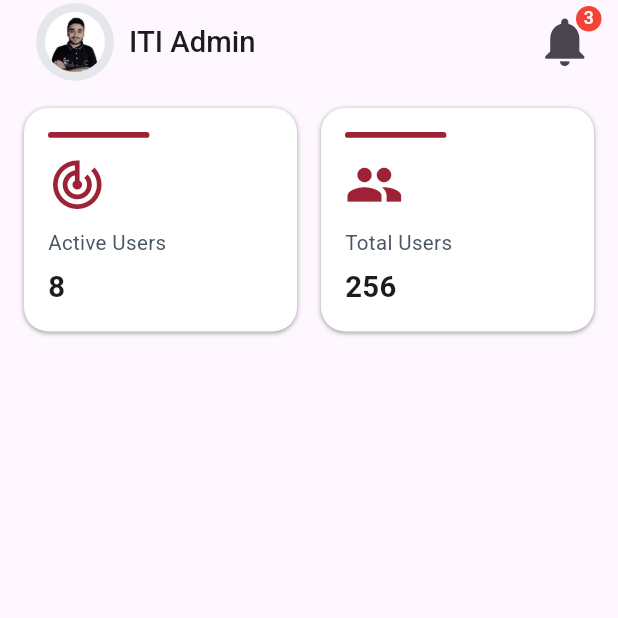
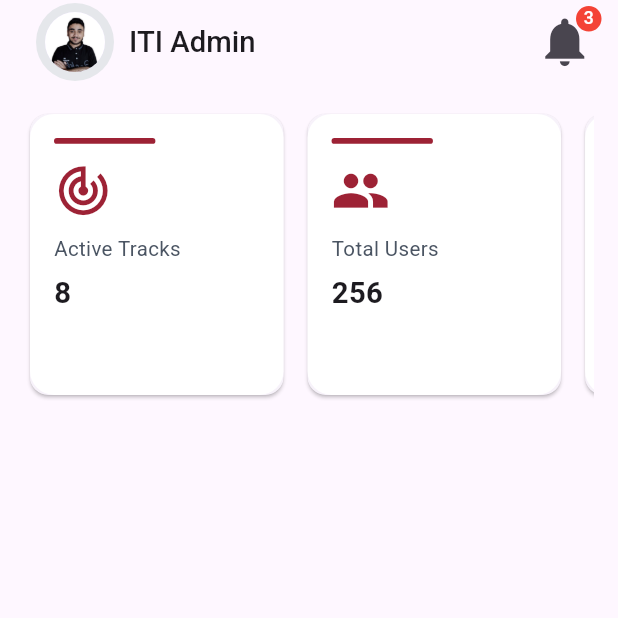
Before and after one commit to Mahmoudelnagar5/ITI---Graduation-Project, a Flutter app: the screen it shows after launch, on a phone screen of 412 x 824 dp, the top half of it. Run offline on Flutter 3.47's test engine with Material 3 defaults, Android fonts, the phone set to English and light mode, and no system bars; our stand-ins replace bloc, device_preview, flutter_bloc, flutter_screenutil, flutter_svg, gap and 3 more.

Commit message:
feat: refactor dashboard view to include horizontal list of custom container info widgets

```diff
--- a/lib/users/super_admin/features/dashboard/presentation/widgets/custom_container_info.dart
+++ b/lib/users/super_admin/features/dashboard/presentation/widgets/custom_container_info.dart
@@ -12,15 +12,14 @@ class CustomContainerInfo extends StatelessWidget {
   final String value;
   @override
   Widget build(BuildContext context) {
-    return Expanded(
+    return Card(
+      elevation: 1,
       child: Container(
+        width: 160.w,
         padding: const EdgeInsets.all(16),
         decoration: BoxDecoration(
           borderRadius: BorderRadius.circular(16),
           color: AppColors.white,
-          boxShadow: const [
-            BoxShadow(color: Colors.grey, blurRadius: 2, offset: Offset(0, 1)),
-          ],
         ),
         child: Column(
           crossAxisAlignment: CrossAxisAlignment.start,
--- a/lib/users/super_admin/features/dashboard/presentation/widgets/dashboard_view_body.dart
+++ b/lib/users/super_admin/features/dashboard/presentation/widgets/dashboard_view_body.dart
@@ -1,5 +1,6 @@
 import '../../../../../../core/routing/route_export.dart';
 import 'custom_container_info.dart';
+import 'list_view_items_info.dart';
 
 class DashboardViewBody extends StatelessWidget {
   const DashboardViewBody({super.key});
@@ -9,25 +10,7 @@ class DashboardViewBody extends StatelessWidget {
     return const SingleChildScrollView(
       child: Padding(
         padding: EdgeInsets.all(16.0),
-        child: Column(
-          children: [
-            Row(
-              children: [
-                CustomContainerInfo(
-                  text: 'Active Users',
-                  icon: Icons.track_changes,
-                  value: '8',
-                ),
-                Gap(16),
-                CustomContainerInfo(
-                  text: 'Total Users',
-                  icon: Icons.people,
-                  value: '256',
-                ),
-              ],
-            ),
-          ],
-        ),
+        child: Column(children: [ListViewItemsInfo()]),
       ),
     );
   }
--- /dev/null
+++ b/lib/users/super_admin/features/dashboard/presentation/widgets/list_view_items_info.dart
@@ -0,0 +1,43 @@
+import '../../../../../../core/routing/route_export.dart';
+import 'custom_container_info.dart' show CustomContainerInfo;
+
+class ListViewItemsInfo extends StatelessWidget {
+  const ListViewItemsInfo({super.key});
+  final List<CustomContainerInfo> items = const [
+    CustomContainerInfo(
+      text: 'Active Tracks',
+      value: '8',
+      icon: Icons.track_changes,
+    ),
+    CustomContainerInfo(text: 'Total Users', value: '256', icon: Icons.people),
+    CustomContainerInfo(text: 'Total Courses', value: '12', icon: Icons.school),
+    CustomContainerInfo(
+      text: 'Total Tasks',
+      value: '100',
+      icon: Icons.task_alt,
+    ),
+    CustomContainerInfo(
+      text: 'Total Resources',
+      value: '15',
+      icon: Icons.library_books,
+    ),
+  ];
+
+  @override
+  Widget build(BuildContext context) {
+    return SizedBox(
+      height: 200.h,
+      child: ListView.builder(
+        scrollDirection: Axis.horizontal,
+        physics: const BouncingScrollPhysics(),
+        itemCount: items.length,
+        itemBuilder: (context, index) {
+          return Padding(
+            padding: const EdgeInsets.only(right: 8.0),
+            child: items[index],
+          );
+        },
+      ),
+    );
+  }
+}
```
